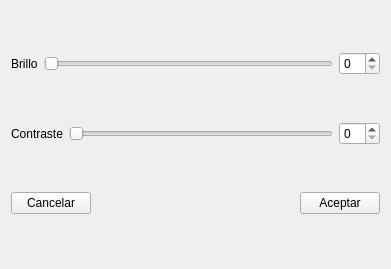
Qt form Imagen/brillocontraste.ui (AlexAlmenara/ashot1) before a commit.
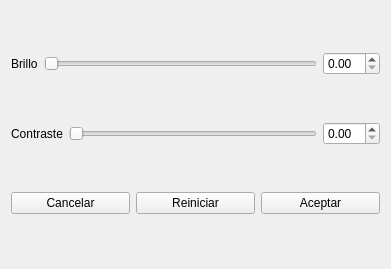
The same form after that commit.

What changed in the file:
```diff
--- a/Imagen/brillocontraste.ui
+++ b/Imagen/brillocontraste.ui
@@ -31,7 +31,7 @@
       </widget>
      </item>
      <item>
-      <widget class="QSpinBox" name="spinBoxBrillo"/>
+      <widget class="QDoubleSpinBox" name="doubleSpinBoxBrillo"/>
      </item>
     </layout>
    </item>
@@ -52,7 +52,7 @@
       </widget>
      </item>
      <item>
-      <widget class="QSpinBox" name="spinBoxContraste"/>
+      <widget class="QDoubleSpinBox" name="doubleSpinBoxContraste"/>
      </item>
     </layout>
    </item>
@@ -66,17 +66,11 @@
       </widget>
      </item>
      <item>
-      <spacer name="horizontalSpacer">
-       <property name="orientation">
-        <enum>Qt::Horizontal</enum>
+      <widget class="QPushButton" name="ButtonReiniciar">
+       <property name="text">
+        <string>Reiniciar</string>
        </property>
-       <property name="sizeHint" stdset="0">
-        <size>
-         <width>40</width>
-         <height>20</height>
-        </size>
-       </property>
-      </spacer>
+      </widget>
      </item>
      <item>
       <widget class="QPushButton" name="ButtonAceptar">
```
